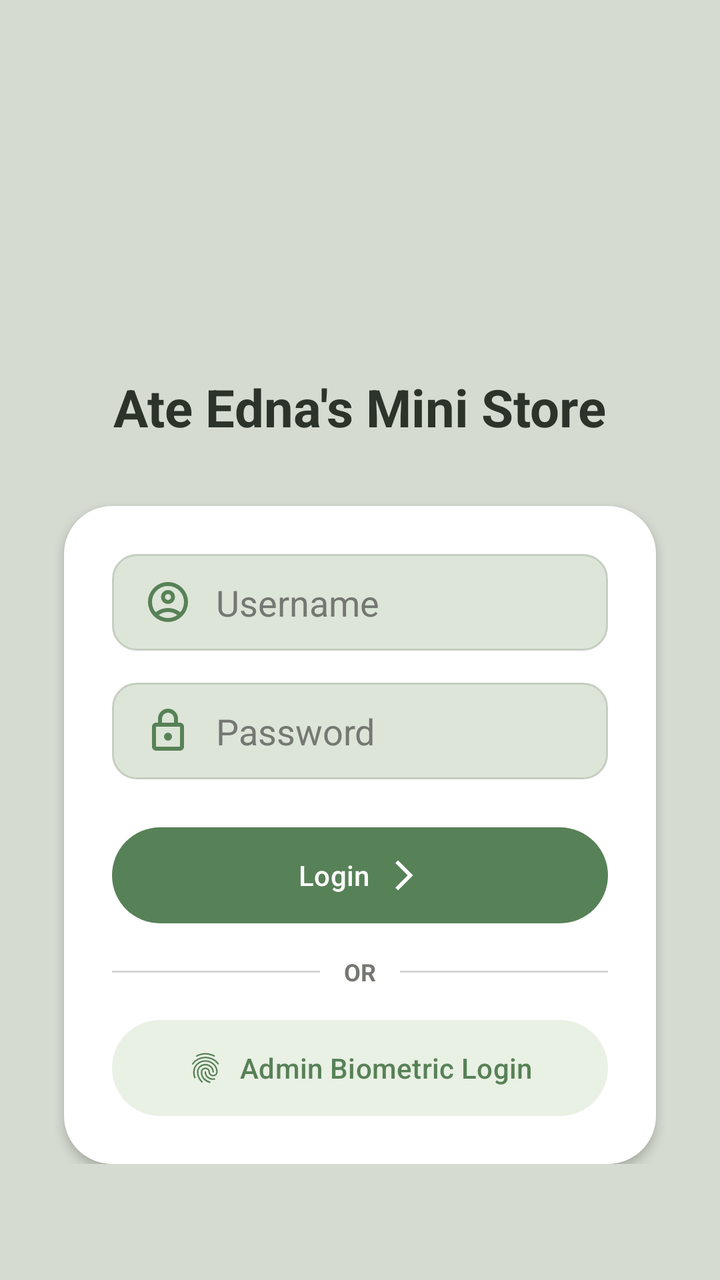
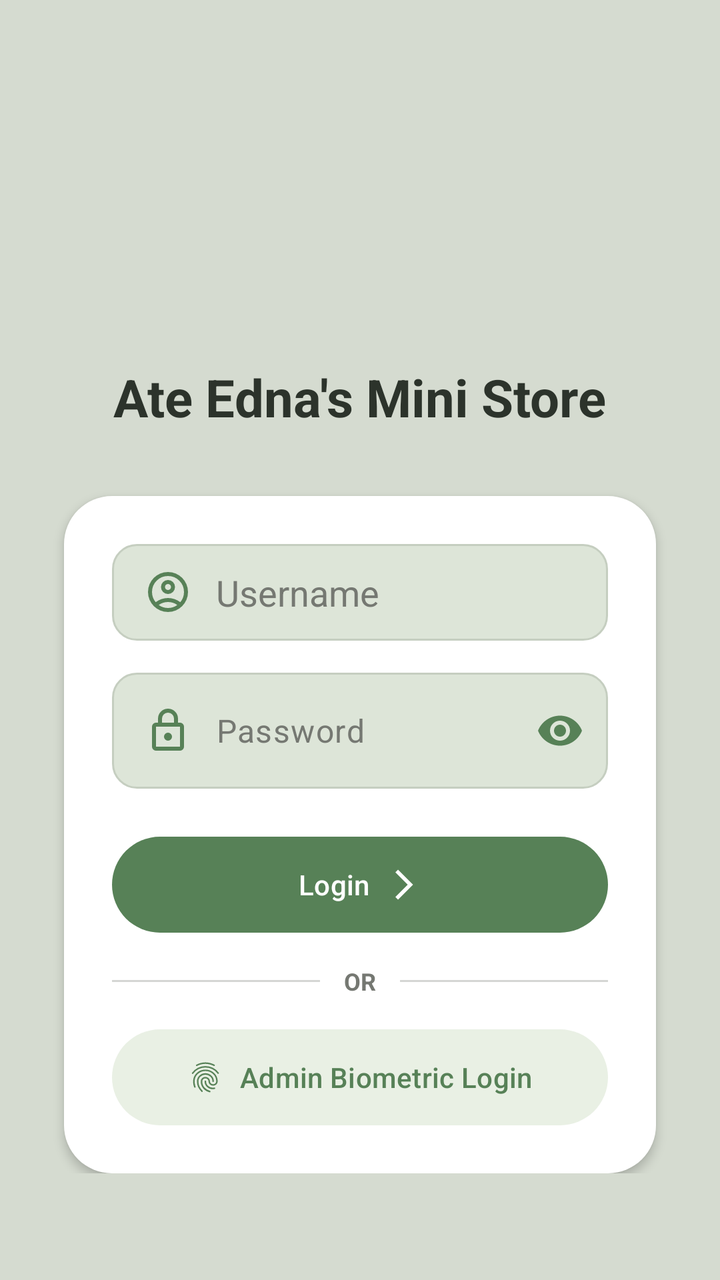

Before-and-after screenshots of an Android layout around one commit, followed by the original layout XML and the change that was made.
<!-- AndroidManifest.xml: application theme Theme.SariSariStoreApp -->
<!-- res/layout/activity_login.xml -->
<?xml version="1.0" encoding="utf-8"?>
<RelativeLayout xmlns:android="http://schemas.android.com/apk/res/android"
    xmlns:app="http://schemas.android.com/apk/res-auto"
    android:background="@color/kanto_bg"
    android:layout_width="match_parent"
    android:layout_height="match_parent"
    android:padding="24dp">

    <LinearLayout
        android:layout_width="match_parent"
        android:layout_height="wrap_content"
        android:layout_centerInParent="true"
        android:orientation="vertical"
        android:gravity="center_horizontal">

        <ImageView
            android:layout_width="120dp"
            android:layout_height="120dp"
            android:layout_marginBottom="8dp"
            android:src="@mipmap/ic_launcher" />

        <TextView
            android:layout_width="wrap_content"
            android:layout_height="wrap_content"
            android:text="Ate Edna's Mini Store"
            android:textColor="@color/kanto_text_head"
            android:textSize="26sp"
            android:textStyle="bold"
            android:layout_marginBottom="32dp"/>

        <LinearLayout
            android:layout_width="match_parent"
            android:layout_height="wrap_content"
            android:orientation="vertical"
            android:background="@drawable/bg_rounded_card"
            android:padding="24dp"
            android:elevation="3dp"
            android:layout_marginHorizontal="8dp">

            <EditText
                android:textCursorDrawable="@null"
                android:id="@+id/etUsername"
                android:layout_width="match_parent"
                android:layout_height="wrap_content"
                android:background="@drawable/bg_rounded_input"
                android:drawableStart="@drawable/ic_user"
                android:drawablePadding="12dp"
                android:hint="Username"
                android:inputType="textNoSuggestions"
                android:textColor="@color/kanto_text_body"
                android:textColorHint="@color/kanto_neutral"
                android:layout_marginBottom="16dp"/>

            <EditText
                android:textCursorDrawable="@null"
                android:id="@+id/etPassword"
                android:layout_width="match_parent"
                android:layout_height="wrap_content"
                android:background="@drawable/bg_rounded_input"
                android:drawableStart="@drawable/ic_lock"
                android:drawablePadding="12dp"
                android:hint="Password"
                android:inputType="textPassword"
                android:maxLength="12"
                android:textColor="@color/kanto_text_body"
                android:textColorHint="@color/kanto_neutral"
                android:layout_marginBottom="24dp"/>

            <Button
                android:id="@+id/btnLogin"
                android:textColor="@color/white"
                android:layout_width="match_parent"
                android:layout_height="wrap_content"
                android:background="@drawable/bg_rounded_button"
                android:text="Login"
                app:backgroundTint="@color/kanto_primary"
                app:icon="@drawable/ic_arrow_forward"
                app:iconGravity="textEnd"
                app:iconTint="@color/white"
                android:layout_marginBottom="16dp"/>

            <LinearLayout
                android:layout_width="match_parent"
                android:layout_height="wrap_content"
                android:orientation="horizontal"
                android:gravity="center_vertical"
                android:layout_marginBottom="16dp">

                <View
                    android:layout_width="0dp"
                    android:layout_height="1dp"
                    android:layout_weight="1"
                    android:background="@color/kanto_neutral"
                    android:alpha="0.3"/>

                <TextView
                    android:layout_width="wrap_content"
                    android:layout_height="wrap_content"
                    android:text="OR"
                    android:textColor="@color/kanto_neutral"
                    android:textSize="12sp"
                    android:layout_marginHorizontal="12dp"
                    android:textStyle="bold"/>

                <View
                    android:layout_width="0dp"
                    android:layout_height="1dp"
                    android:layout_weight="1"
                    android:background="@color/kanto_neutral"
                    android:alpha="0.3"/>
            </LinearLayout>

            <Button
                android:id="@+id/btnBiometric"
                android:layout_width="match_parent"
                android:layout_height="wrap_content"
                android:background="@drawable/bg_rounded_button"
                android:text="Admin Biometric Login"
                android:textColor="@color/kanto_primary"
                app:backgroundTint="@color/kanto_card"
                app:icon="@drawable/ic_fingerprint"
                app:iconGravity="textStart"
                app:iconTint="@color/kanto_primary" />
        </LinearLayout>
    </LinearLayout>
</RelativeLayout>
<!-- resources referenced by this layout -->
<resources>
  <color name="kanto_bg">#D5DBD0</color>
  <color name="kanto_card">#E9F0E4</color>
  <color name="kanto_neutral">#757872</color>
  <color name="kanto_primary">#578157</color>
  <color name="kanto_text_body">#5A6157</color>
  <color name="kanto_text_head">#2C332B</color>
  <color name="white">#FFFFFF</color>
  <!-- drawable bg_rounded_button (drawable) -->
  <?xml version="1.0" encoding="utf-8"?>
  <ripple xmlns:android="http://schemas.android.com/apk/res/android"
      android:color="#33000000"> <item>
      <shape>
          <solid android:color="@color/white" />
          <corners android:radius="24dp" />
      </shape>
  </item>
  
  </ripple>
  <!-- drawable bg_rounded_card (drawable) -->
  <?xml version="1.0" encoding="utf-8"?>
  <shape xmlns:android="http://schemas.android.com/apk/res/android">
      <solid android:color="@color/white" />
      <corners android:radius="24dp" />
  </shape>
  <!-- drawable bg_rounded_input (drawable) -->
  <?xml version="1.0" encoding="utf-8"?>
  <selector xmlns:android="http://schemas.android.com/apk/res/android">
  
      <item android:state_focused="true">
          <shape>
              <solid android:color="#DDE5D8" />
              <corners android:radius="12dp" />
              <stroke android:width="2dp" android:color="@color/kanto_primary" />
              <padding android:left="16dp" android:top="12dp" android:right="16dp" android:bottom="12dp" />
          </shape>
      </item>
  
      <item>
          <shape>
              <solid android:color="#DDE5D8" />
              <corners android:radius="12dp" />
              <stroke android:width="1dp" android:color="#C5CEC0" />
              <padding android:left="16dp" android:top="12dp" android:right="16dp" android:bottom="12dp" />
          </shape>
      </item>
  
  </selector>
  <!-- drawable ic_arrow_forward (drawable) -->
  <vector xmlns:android="http://schemas.android.com/apk/res/android"
      android:width="24dp"
      android:height="24dp"
      android:viewportWidth="960"
      android:viewportHeight="960">
    <path
        android:pathData="m321,880 l-71,-71 329,-329 -329,-329 71,-71 400,400L321,880Z"
        android:fillColor="#578157"/>
  </vector>
  <!-- drawable ic_lock (drawable) -->
  <vector xmlns:android="http://schemas.android.com/apk/res/android"
      android:width="24dp"
      android:height="24dp"
      android:viewportWidth="960"
      android:viewportHeight="960">
    <path
        android:pathData="M240,880q-33,0 -56.5,-23.5T160,800v-400q0,-33 23.5,-56.5T240,320h40v-80q0,-83 58.5,-141.5T480,40q83,0 141.5,58.5T680,240v80h40q33,0 56.5,23.5T800,400v400q0,33 -23.5,56.5T720,880L240,880ZM240,800h480v-400L240,400v400ZM536.5,656.5Q560,633 560,600t-23.5,-56.5Q513,520 480,520t-56.5,23.5Q400,567 400,600t23.5,56.5Q447,680 480,680t56.5,-23.5ZM360,320h240v-80q0,-50 -35,-85t-85,-35q-50,0 -85,35t-35,85v80ZM240,800v-400,400Z"
        android:fillColor="#578157"/>
  </vector>
  <!-- mipmap ic_launcher (mipmap-anydpi-v26) -->
  <?xml version="1.0" encoding="utf-8"?>
  <adaptive-icon xmlns:android="http://schemas.android.com/apk/res/android">
      <background android:drawable="@color/ic_launcher_background"/>
      <foreground android:drawable="@mipmap/ic_launcher_foreground"/>
      <monochrome android:drawable="@mipmap/ic_launcher_foreground"/>
  </adaptive-icon>
  <style name="Theme.SariSariStoreApp" parent="Base.Theme.SariSariStoreApp" />
  <color name="ic_launcher_background">#D5DBD0</color>
  <style name="Base.Theme.SariSariStoreApp" parent="Theme.Material3.DayNight.NoActionBar">
          <item name="colorPrimary">@color/kanto_primary</item>
  
          <item name="android:statusBarColor">@color/kanto_primary</item>
          <item name="colorControlActivated">@color/kanto_primary</item>
          <item name="android:windowLightStatusBar">false</item>
      </style>
  <!-- unchanged entries left out for length: 2 -->
</resources>

<!-- the commit's change to res/layout/activity_login.xml (unified diff, before → after) -->
@@ -51,21 +51,28 @@
                 android:textColorHint="@color/kanto_neutral"
                 android:layout_marginBottom="16dp"/>
 
-            <EditText
-                android:textCursorDrawable="@null"
-                android:id="@+id/etPassword"
+            <com.google.android.material.textfield.TextInputLayout
                 android:layout_width="match_parent"
                 android:layout_height="wrap_content"
-                android:background="@drawable/bg_rounded_input"
-                android:drawableStart="@drawable/ic_lock"
-                android:drawablePadding="12dp"
-                android:hint="Password"
-                android:inputType="textPassword"
-                android:maxLength="12"
-                android:textColor="@color/kanto_text_body"
-                android:textColorHint="@color/kanto_neutral"
-                android:layout_marginBottom="24dp"/>
+                android:layout_marginBottom="24dp"
+                app:hintEnabled="false"
+                app:passwordToggleEnabled="true"
+                app:passwordToggleTint="@color/kanto_primary">
 
+                <EditText
+                    android:textCursorDrawable="@null"
+                    android:id="@+id/etPassword"
+                    android:layout_width="match_parent"
+                    android:layout_height="wrap_content"
+                    android:background="@drawable/bg_rounded_input"
+                    android:drawableStart="@drawable/ic_lock"
+                    android:drawablePadding="12dp"
+                    android:hint="Password"
+                    android:inputType="textPassword"
+                    android:maxLength="12"
+                    android:textColor="@color/kanto_text_body"
+                    android:textColorHint="@color/kanto_neutral"/>
+            </com.google.android.material.textfield.TextInputLayout>
             <Button
                 android:id="@+id/btnLogin"
                 android:textColor="@color/white"
